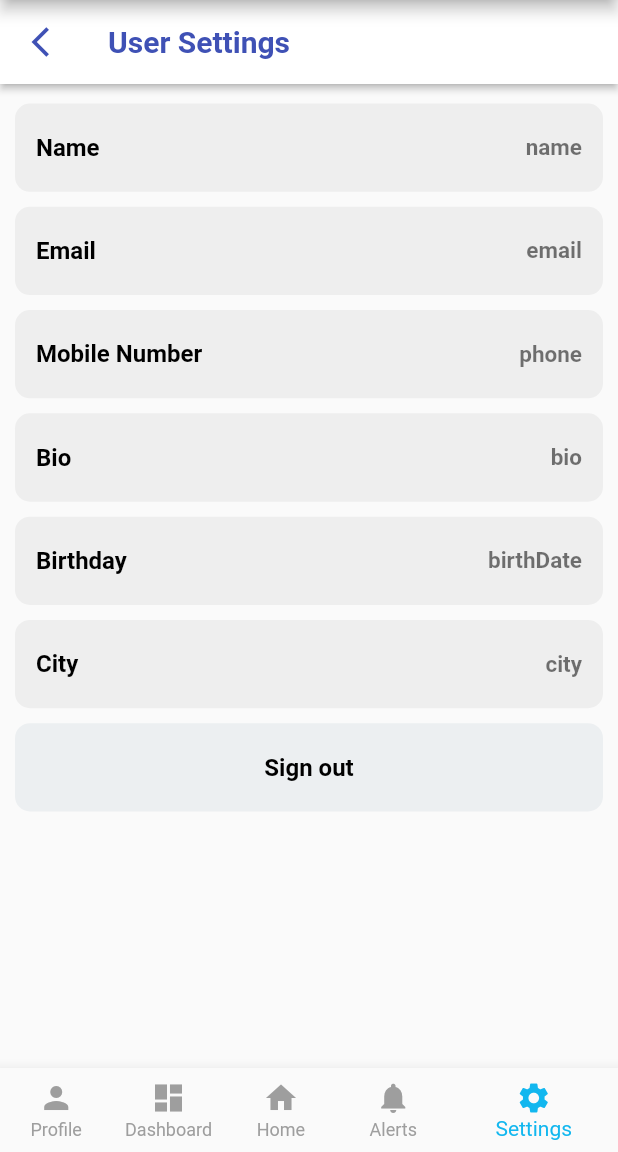
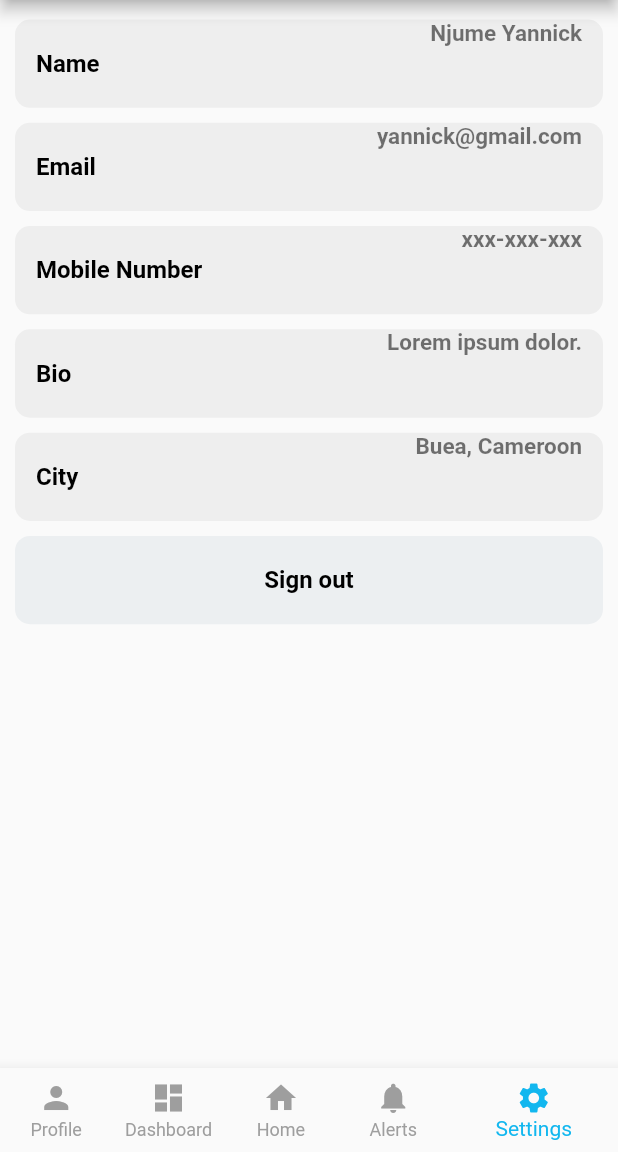
Before and after one commit to Yannick-DonOne/medicare, a Flutter app: the DoctorNavigationUI screen opened by its route, item 5 of the bottom bar chosen, on a phone screen of 412 x 824 dp, the part 84-1236 px from its top. Run offline on Flutter 3.47's test engine with Material 2 defaults, Android fonts, the phone set to English and light mode, and no system bars; our stand-ins replace connectivity, flutter_svg, font_awesome_flutter; Roboto replaces fonts that are missing (GoogleSans).

Commit message:
setting doctor

```diff
--- a/lib/screens/doctor/home/doctor_navigation_ui.dart
+++ b/lib/screens/doctor/home/doctor_navigation_ui.dart
@@ -1,10 +1,10 @@
 // @dart=2.9
 import 'package:flutter/material.dart';
 import 'package:flutter/services.dart';
+import 'package:medicare/screens/doctor/settings/doctor_settings_screen.dart';
 import 'package:medicare/screens/patient/dashboard/dashboard_screen.dart';
 import 'package:medicare/screens/patient/notifications/notifications_screen.dart';
 import 'package:medicare/screens/patient/profile/profile_screen.dart';
-import 'package:medicare/screens/patient/settings/settings_screen.dart';
 import 'package:medicare/utils/theme/theme.dart';
 import 'package:medicare/utils/widgets/snack_bar.dart';
 
@@ -49,7 +49,7 @@ class _DoctorNavigationUIState extends State<DoctorNavigationUI> {
     PatientDashBoardScreen(),
     DoctorHomeScreen(),
     PatientNotificationsScreen(),
-    PatientSettingScreen(),
+    DoctorSettingScreen(),
   ];
 
   @override
--- /dev/null
+++ b/lib/screens/doctor/profile/doctorDetails.dart
@@ -0,0 +1,105 @@
+import 'package:flutter/material.dart';
+
+class DoctorDetails extends StatefulWidget {
+  @override
+  _DoctorDetailsState createState() => _DoctorDetailsState();
+}
+
+class _DoctorDetailsState extends State<DoctorDetails> {
+  List labelName = [
+    'Name',
+    'Email',
+    'Mobile Number',
+    'Bio',
+    'City',
+  ];
+
+  List value = [
+    'Njume Yannick',
+    'yannick@gmail.com',
+    'xxx-xxx-xxx',
+    'Lorem ipsum dolor.',
+    'Buea, Cameroon',
+  ];
+
+  @override
+  void initState() {
+    super.initState();
+  }
+
+  @override
+  Widget build(BuildContext context) {
+    return Padding(
+      padding: const EdgeInsets.only(top: 8.0),
+      child: FutureBuilder(
+        builder: (context, snapshot) {
+          // if (!snapshot.hasData)
+          //   return Center(
+          //     child: CircularProgressIndicator(),
+          //   );
+          // var userData = snapshot.data;
+          return ListView(
+            scrollDirection: Axis.vertical,
+            physics: ClampingScrollPhysics(),
+            shrinkWrap: true,
+            children: List.generate(
+              5,
+              (index) => Container(
+                margin: EdgeInsets.symmetric(horizontal: 10, vertical: 5),
+                child: InkWell(
+                  splashColor: Colors.grey.withOpacity(0.5),
+                  borderRadius: BorderRadius.circular(10),
+                  onTap: () {
+                    // Navigator.push(
+                    //     context,
+                    //     MaterialPageRoute(
+                    //         builder: (context) => UpdateDoctorDetails(
+                    //               label: labelName[index],
+                    //               field: value[index],
+                    //             )));
+                  },
+                  child: Ink(
+                    decoration: BoxDecoration(
+                      borderRadius: BorderRadius.circular(10),
+                      color: Colors.grey[200],
+                    ),
+                    child: Container(
+                      padding: EdgeInsets.symmetric(horizontal: 14),
+                      height: MediaQuery.of(context).size.height / 14,
+                      width: MediaQuery.of(context).size.width,
+                      child: Row(
+                        mainAxisAlignment: MainAxisAlignment.spaceBetween,
+                        children: [
+                          Text(
+                            labelName[index],
+                            style: TextStyle(
+                              color: Colors.black,
+                              fontSize: 16,
+                              fontWeight: FontWeight.bold,
+                            ),
+                          ),
+                          Column(
+                            children: [
+                              Text(
+                                value[index],
+                                style: TextStyle(
+                                  color: Colors.black54,
+                                  fontSize: 15,
+                                  fontWeight: FontWeight.bold,
+                                ),
+                              ),
+                            ],
+                          ),
+                        ],
+                      ),
+                    ),
+                  ),
+                ),
+              ),
+            ),
+          );
+        },
+      ),
+    );
+  }
+}
--- /dev/null
+++ b/lib/screens/doctor/settings/doctor_settings_screen.dart
@@ -0,0 +1,50 @@
+import 'package:flutter/material.dart';
+import 'package:medicare/screens/doctor/profile/doctorDetails.dart';
+
+class DoctorSettingScreen extends StatefulWidget {
+  static String id = 'settings_screen';
+
+  const DoctorSettingScreen({Key? key}) : super(key: key);
+
+  @override
+  _DoctorSettingScreenState createState() => _DoctorSettingScreenState();
+}
+
+class _DoctorSettingScreenState extends State<DoctorSettingScreen> {
+  DoctorDetails detail = new DoctorDetails();
+
+  @override
+  Widget build(BuildContext context) {
+    return Scaffold(
+      body: Column(
+        children: [
+          DoctorDetails(),
+          Container(
+            margin: EdgeInsets.symmetric(horizontal: 10, vertical: 5),
+            padding: EdgeInsets.symmetric(horizontal: 14),
+            height: MediaQuery.of(context).size.height / 14,
+            width: MediaQuery.of(context).size.width,
+            decoration: BoxDecoration(
+              borderRadius: BorderRadius.circular(10),
+              color: Colors.blueGrey[50],
+            ),
+            child: TextButton(
+              onPressed: () {
+                // TODO: navigate to home screen clearing everything in storage.
+              },
+              style: TextButton.styleFrom(primary: Colors.grey),
+              child: Text(
+                'Sign out',
+                style: TextStyle(
+                  color: Colors.black,
+                  fontSize: 16,
+                  fontWeight: FontWeight.bold,
+                ),
+              ),
+            ),
+          ),
+        ],
+      ),
+    );
+  }
+}
```
Also changed, not shown: lib/screens/doctor/profile/profile_screen.dart (added, +305 -0 lines).
